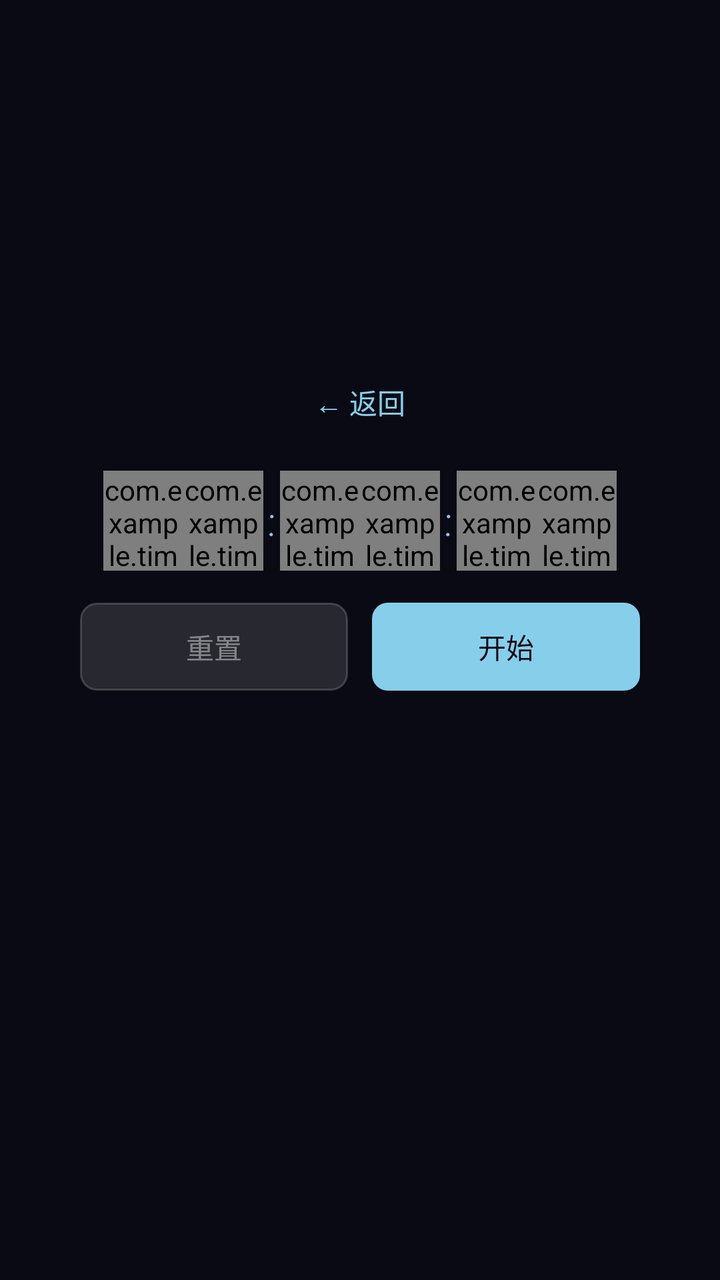
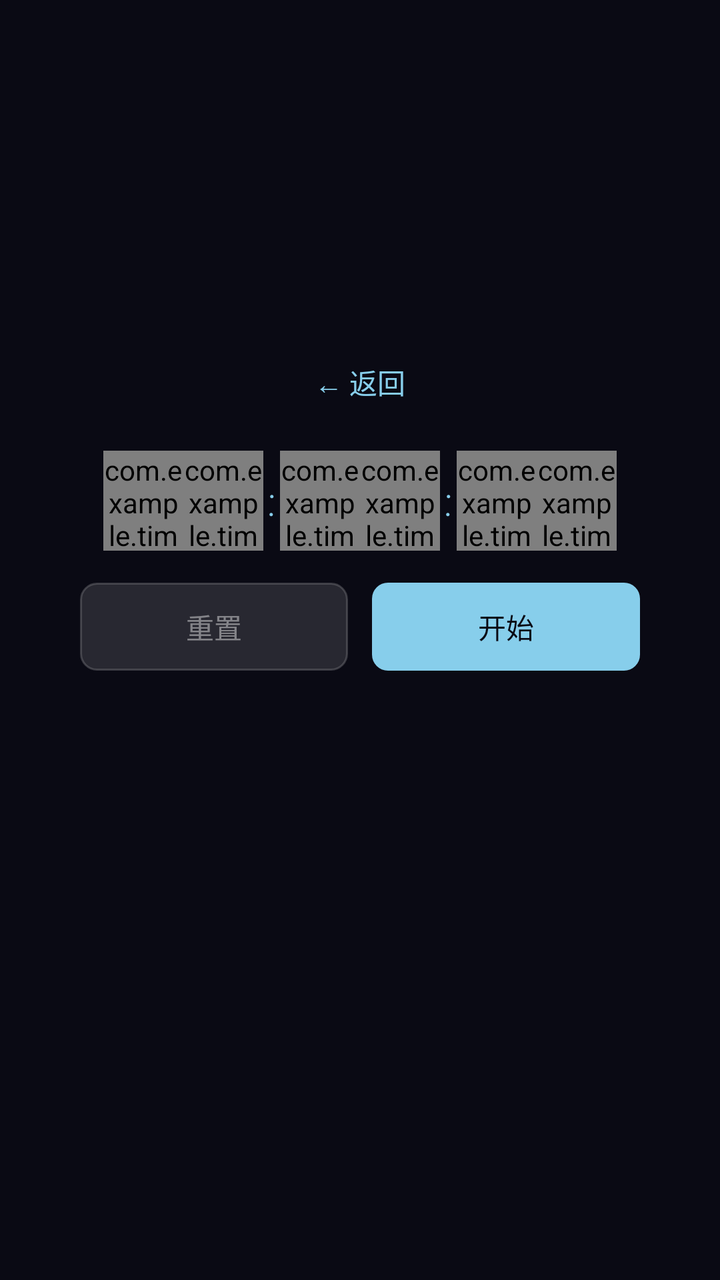

The first picture is an Android layout as it rendered before a commit; the second is the same layout after the commit. The layout source and the unified diff follow.
<!-- AndroidManifest.xml: application theme Theme.TimeDisplay -->
<!-- res/layout/activity_stopwatch.xml -->
<?xml version="1.0" encoding="utf-8"?>
<FrameLayout xmlns:android="http://schemas.android.com/apk/res/android"
    xmlns:tools="http://schemas.android.com/tools"
    android:id="@+id/stopwatchLayout"
    android:layout_width="match_parent"
    android:layout_height="match_parent"
    android:background="#FF0A0A14"
    tools:context=".StopwatchActivity">

    <LinearLayout
        android:layout_width="match_parent"
        android:layout_height="wrap_content"
        android:orientation="vertical"
        android:gravity="center_horizontal"
        android:layout_gravity="center_vertical"
        android:paddingStart="16dp"
        android:paddingEnd="16dp">

        
        <TextView
            android:id="@+id/backButton"
            android:layout_width="wrap_content"
            android:layout_height="wrap_content"
            android:text="← 返回"
            android:textSize="14sp"
            android:textColor="#FF87CEEB"
            android:padding="8dp"
            android:layout_marginBottom="8dp" />

        
        <LinearLayout
            android:layout_width="wrap_content"
            android:layout_height="wrap_content"
            android:orientation="horizontal"
            android:gravity="center"
            android:layout_marginTop="8dp">

            <com.example.timedisplay.SevenSegmentDisplay
                android:id="@+id/stopwatchHour1"
                android:layout_width="40dp"
                android:layout_height="50dp" />

            <com.example.timedisplay.SevenSegmentDisplay
                android:id="@+id/stopwatchHour2"
                android:layout_width="40dp"
                android:layout_height="50dp" />

            <TextView
                android:layout_width="wrap_content"
                android:layout_height="wrap_content"
                android:text=":"
                android:textSize="20sp"
                android:textColor="#FF87CEEB"
                android:fontFamily="sans-serif-light"
                android:layout_marginStart="2dp"
                android:layout_marginEnd="2dp" />

            <com.example.timedisplay.SevenSegmentDisplay
                android:id="@+id/stopwatchMinute1"
                android:layout_width="40dp"
                android:layout_height="50dp" />

            <com.example.timedisplay.SevenSegmentDisplay
                android:id="@+id/stopwatchMinute2"
                android:layout_width="40dp"
                android:layout_height="50dp" />

            <TextView
                android:layout_width="wrap_content"
                android:layout_height="wrap_content"
                android:text=":"
                android:textSize="20sp"
                android:textColor="#FF87CEEB"
                android:fontFamily="sans-serif-light"
                android:layout_marginStart="2dp"
                android:layout_marginEnd="2dp" />

            <com.example.timedisplay.SevenSegmentDisplay
                android:id="@+id/stopwatchSecond1"
                android:layout_width="40dp"
                android:layout_height="50dp" />

            <com.example.timedisplay.SevenSegmentDisplay
                android:id="@+id/stopwatchSecond2"
                android:layout_width="40dp"
                android:layout_height="50dp" />

        </LinearLayout>

        
        <LinearLayout
            android:layout_width="match_parent"
            android:layout_height="wrap_content"
            android:orientation="horizontal"
            android:gravity="center"
            android:paddingStart="24dp"
            android:paddingEnd="24dp"
            android:paddingTop="16dp">

            <TextView
                android:id="@+id/resetButton"
                android:layout_width="0dp"
                android:layout_height="44dp"
                android:layout_weight="1"
                android:text="重置"
                android:textSize="14sp"
                android:textColor="#FFFFFFFF"
                android:gravity="center"
                android:background="@drawable/button_secondary_background"
                android:enabled="false"
                android:alpha="0.5" />

            <View
                android:layout_width="12dp"
                android:layout_height="1dp" />

            <TextView
                android:id="@+id/startStopButton"
                android:layout_width="0dp"
                android:layout_height="44dp"
                android:layout_weight="1"
                android:text="开始"
                android:textSize="14sp"
                android:textColor="#FF0A0A14"
                android:gravity="center"
                android:background="@drawable/button_primary_background" />

        </LinearLayout>

        
        <ScrollView
            android:layout_width="match_parent"
            android:layout_height="100dp"
            android:layout_marginTop="12dp"
            android:layout_marginStart="24dp"
            android:layout_marginEnd="24dp"
            android:maxHeight="100dp">

            <LinearLayout
                android:id="@+id/lapListContainer"
                android:layout_width="match_parent"
                android:layout_height="wrap_content"
                android:orientation="vertical"
                android:gravity="center_horizontal" />

        </ScrollView>

    </LinearLayout>

</FrameLayout>
<!-- resources referenced by this layout -->
<resources>
  <!-- drawable button_primary_background (drawable) -->
  <?xml version="1.0" encoding="utf-8"?>
  <shape xmlns:android="http://schemas.android.com/apk/res/android"
      android:shape="rectangle">
      <solid android:color="#FF87CEEB" />
      <corners android:radius="8dp" />
  </shape>
  <!-- drawable button_secondary_background (drawable) -->
  <?xml version="1.0" encoding="utf-8"?>
  <shape xmlns:android="http://schemas.android.com/apk/res/android"
      android:shape="rectangle">
      <solid android:color="#40FFFFFF" />
      <corners android:radius="8dp" />
      <stroke
          android:width="1dp"
          android:color="#60FFFFFF" />
  </shape>
  <style name="Theme.TimeDisplay" parent="android:Theme.Material.NoActionBar.Fullscreen">
          
      </style>
</resources>

<!-- the commit's change to res/layout/activity_stopwatch.xml (unified diff, before → after) -->
@@ -95,7 +95,8 @@
             android:gravity="center"
             android:paddingStart="24dp"
             android:paddingEnd="24dp"
-            android:paddingTop="16dp">
+            android:paddingTop="16dp"
+            android:paddingBottom="16dp">
 
             <TextView
                 android:id="@+id/resetButton"
@@ -108,11 +109,12 @@
                 android:gravity="center"
                 android:background="@drawable/button_secondary_background"
                 android:enabled="false"
-                android:alpha="0.5" />
+                android:alpha="0.5"
+                android:clickable="true" />
 
             <View
                 android:layout_width="12dp"
-                android:layout_height="1dp" />
+                android:layout_height="44dp" />
 
             <TextView
                 android:id="@+id/startStopButton"
@@ -123,7 +125,8 @@
                 android:textSize="14sp"
                 android:textColor="#FF0A0A14"
                 android:gravity="center"
-                android:background="@drawable/button_primary_background" />
+                android:background="@drawable/button_primary_background"
+                android:clickable="true" />
 
         </LinearLayout>
 
@@ -131,7 +134,7 @@
         <ScrollView
             android:layout_width="match_parent"
             android:layout_height="100dp"
-            android:layout_marginTop="12dp"
+            android:layout_marginTop="16dp"
             android:layout_marginStart="24dp"
             android:layout_marginEnd="24dp"
             android:maxHeight="100dp">
